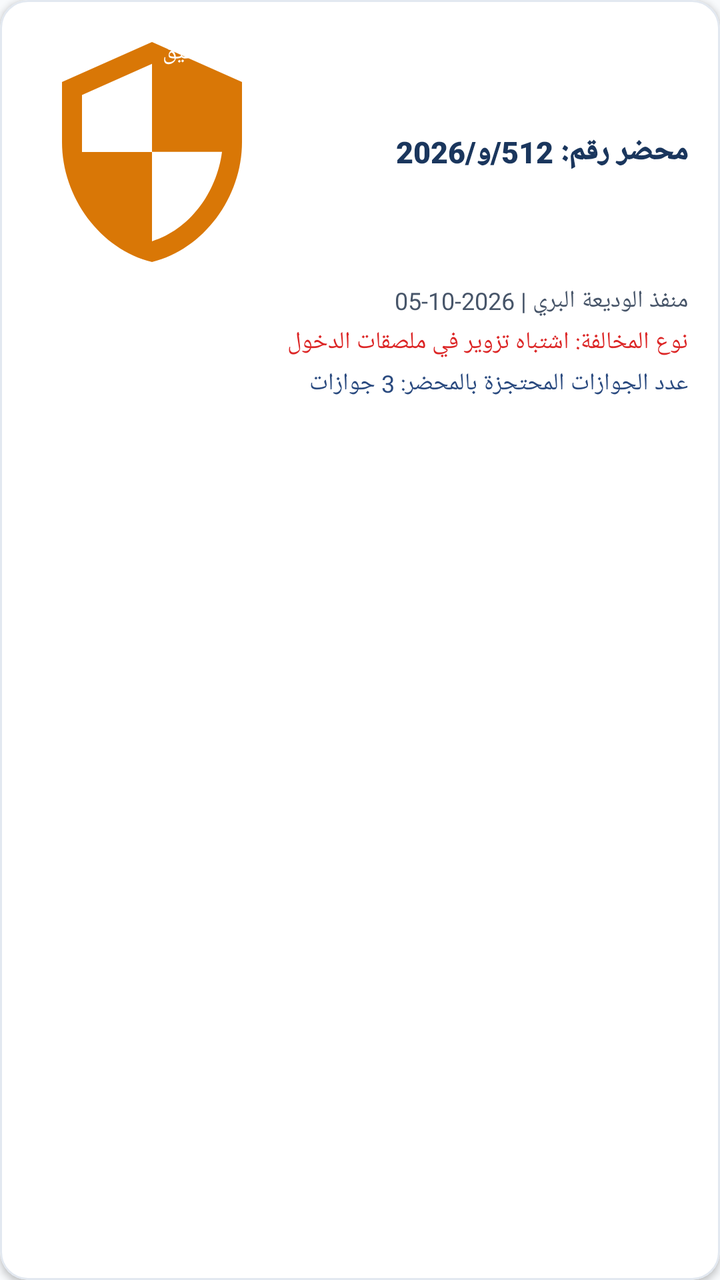
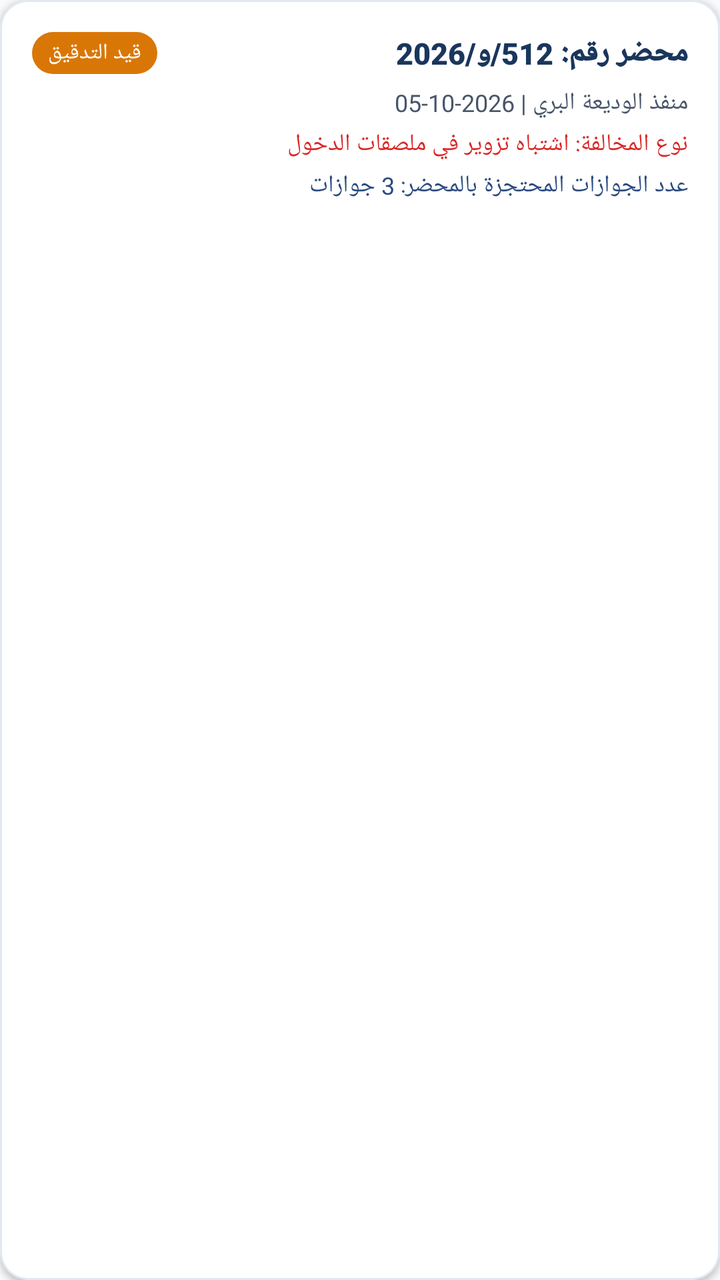

Compare the two renders of this Android layout. The source of the first and the diff that turns it into the second are given below.
<!-- AndroidManifest.xml: application theme Theme.PortsSecurity -->
<!-- res/layout/item_seizure_record.xml -->
<?xml version="1.0" encoding="utf-8"?>
<com.google.android.material.card.MaterialCardView xmlns:android="http://schemas.android.com/apk/res/android"
    xmlns:app="http://schemas.android.com/apk/res-auto"
    android:layout_width="match_parent"
    android:layout_height="wrap_content"
    android:layout_marginBottom="10dp"
    app:cardBackgroundColor="@color/surface_white"
    app:cardCornerRadius="14dp"
    app:cardElevation="2dp"
    app:strokeColor="@color/surface_card_stroke"
    app:strokeWidth="1dp">

    <LinearLayout
        android:layout_width="match_parent"
        android:layout_height="wrap_content"
        android:orientation="vertical"
        android:padding="16dp">

        <LinearLayout
            android:layout_width="match_parent"
            android:layout_height="wrap_content"
            android:gravity="center_vertical"
            android:orientation="horizontal">

            <TextView
                android:id="@+id/tvRecordNumber"
                android:layout_width="0dp"
                android:layout_height="wrap_content"
                android:layout_weight="1"
                android:fontFamily="sans-serif-black"
                android:text="محضر رقم: 512/و/2026"
                android:textColor="@color/primary_navy"
                android:textSize="15sp" />

            <TextView
                android:id="@+id/tvStatusBadge"
                android:layout_width="wrap_content"
                android:layout_height="wrap_content"
                android:background="@drawable/ic_yemen_eagle"
                android:backgroundTint="@color/status_warning"
                android:paddingHorizontal="8dp"
                android:paddingVertical="3dp"
                android:text="قيد التدقيق"
                android:textColor="@color/surface_white"
                android:textSize="11sp" />
        </LinearLayout>

        <TextView
            android:id="@+id/tvPortAndDate"
            android:layout_width="wrap_content"
            android:layout_height="wrap_content"
            android:layout_marginTop="6dp"
            android:text="منفذ الوديعة البري | 2026-10-05"
            android:textColor="@color/text_secondary"
            android:textSize="12sp" />

        <TextView
            android:id="@+id/tvViolation"
            android:layout_width="wrap_content"
            android:layout_height="wrap_content"
            android:layout_marginTop="4dp"
            android:fontFamily="sans-serif-medium"
            android:text="نوع المخالفة: اشتباه تزوير في ملصقات الدخول"
            android:textColor="@color/status_danger"
            android:textSize="12sp" />

        <TextView
            android:id="@+id/tvPassportCount"
            android:layout_width="wrap_content"
            android:layout_height="wrap_content"
            android:layout_marginTop="4dp"
            android:text="عدد الجوازات المحتجزة بالمحضر: 3 جوازات"
            android:textColor="@color/primary_navy_light"
            android:textSize="12sp" />

    </LinearLayout>
</com.google.android.material.card.MaterialCardView>
<!-- resources referenced by this layout -->
<resources>
  <color name="primary_navy">#1A365D</color>
  <color name="primary_navy_light">#2A4A7F</color>
  <color name="status_danger">#DC2626</color>
  <color name="status_warning">#D97706</color>
  <color name="surface_card_stroke">#E2E8F0</color>
  <color name="surface_white">#FFFFFF</color>
  <color name="text_secondary">#475569</color>
  <!-- drawable ic_yemen_eagle (drawable) -->
  <vector xmlns:android="http://schemas.android.com/apk/res/android"
      android:width="120dp"
      android:height="120dp"
      android:viewportWidth="24"
      android:viewportHeight="24">
    <path
        android:fillColor="@color/secondary_gold"
        android:pathData="M12,1L3,5v6c0,5.55 3.84,10.74 9,12 5.16,-1.26 9,-6.45 9,-12V5l-9,-4zm0,10.99h7c-0.53,4.12 -3.28,7.79 -7,8.94V12H5V6.3l7,-3.11v8.8z"/>
  </vector>
  <style name="Theme.PortsSecurity" parent="Theme.MaterialComponents.DayNight.NoActionBar">
          
          <item name="colorPrimary">@color/primary_navy</item>
          <item name="colorPrimaryVariant">@color/primary_navy_dark</item>
          <item name="colorOnPrimary">@color/surface_white</item>
  
          <item name="colorSecondary">@color/secondary_gold</item>
          <item name="colorSecondaryVariant">@color/secondary_gold_dark</item>
          <item name="colorOnSecondary">@color/primary_navy_dark</item>
  
          
          <item name="android:colorBackground">@color/background_slate</item>
          <item name="colorSurface">@color/surface_white</item>
          <item name="colorOnSurface">@color/text_primary</item>
  
          
          <item name="android:statusBarColor">@color/primary_navy_dark</item>
          <item name="android:navigationBarColor">@color/primary_navy_dark</item>
          <item name="android:windowLightStatusBar">false</item>
  
          
          <item name="android:layoutDirection">rtl</item>
      </style>
  <color name="secondary_gold">#D4AF37</color>
  <color name="primary_navy_dark">#0F2038</color>
  <color name="secondary_gold_dark">#AA8C2C</color>
  <color name="background_slate">#F8FAFC</color>
  <color name="text_primary">#0F172A</color>
</resources>

<!-- the commit's change to res/layout/item_seizure_record.xml (unified diff, before → after) -->
@@ -36,7 +36,7 @@
                 android:id="@+id/tvStatusBadge"
                 android:layout_width="wrap_content"
                 android:layout_height="wrap_content"
-                android:background="@drawable/ic_yemen_eagle"
+                android:background="@drawable/bg_badge"
                 android:backgroundTint="@color/status_warning"
                 android:paddingHorizontal="8dp"
                 android:paddingVertical="3dp"
<!-- resource entries referenced after the edit -->
@@ -7,16 +7,13 @@
   <color name="surface_card_stroke">#E2E8F0</color>
   <color name="surface_white">#FFFFFF</color>
   <color name="text_secondary">#475569</color>
-  <!-- drawable ic_yemen_eagle (drawable) -->
-  <vector xmlns:android="http://schemas.android.com/apk/res/android"
-      android:width="120dp"
-      android:height="120dp"
-      android:viewportWidth="24"
-      android:viewportHeight="24">
-    <path
-        android:fillColor="@color/secondary_gold"
-        android:pathData="M12,1L3,5v6c0,5.55 3.84,10.74 9,12 5.16,-1.26 9,-6.45 9,-12V5l-9,-4zm0,10.99h7c-0.53,4.12 -3.28,7.79 -7,8.94V12H5V6.3l7,-3.11v8.8z"/>
-  </vector>
+  <!-- drawable bg_badge (drawable) -->
+  <?xml version="1.0" encoding="utf-8"?>
+  <shape xmlns:android="http://schemas.android.com/apk/res/android"
+      android:shape="rectangle">
+      <corners android:radius="12dp" />
+      <solid android:color="@color/primary_navy" />
+  </shape>
   <style name="Theme.PortsSecurity" parent="Theme.MaterialComponents.DayNight.NoActionBar">
           
           <item name="colorPrimary">@color/primary_navy</item>
